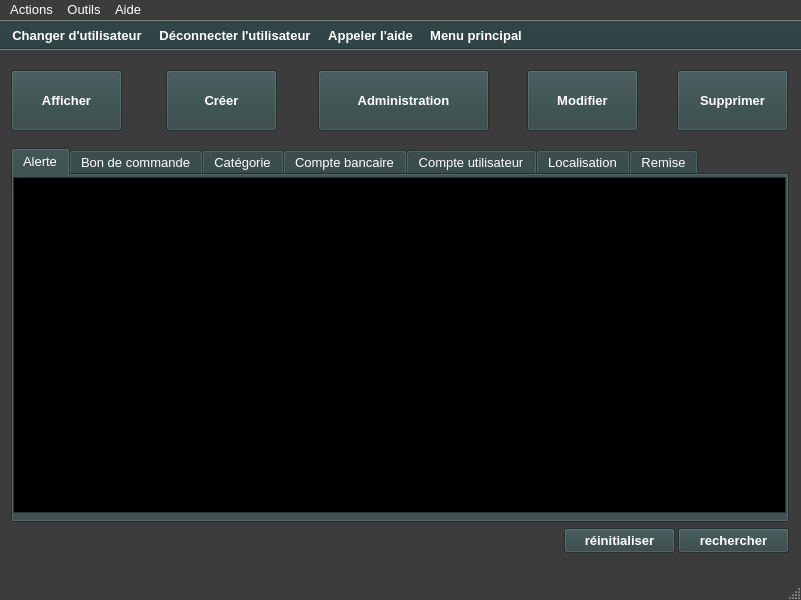
Qt form ui/yeroth-erp-admin-lister-window.ui (xnoumbissinoundou/yeroth-erp-3.0) before a commit.
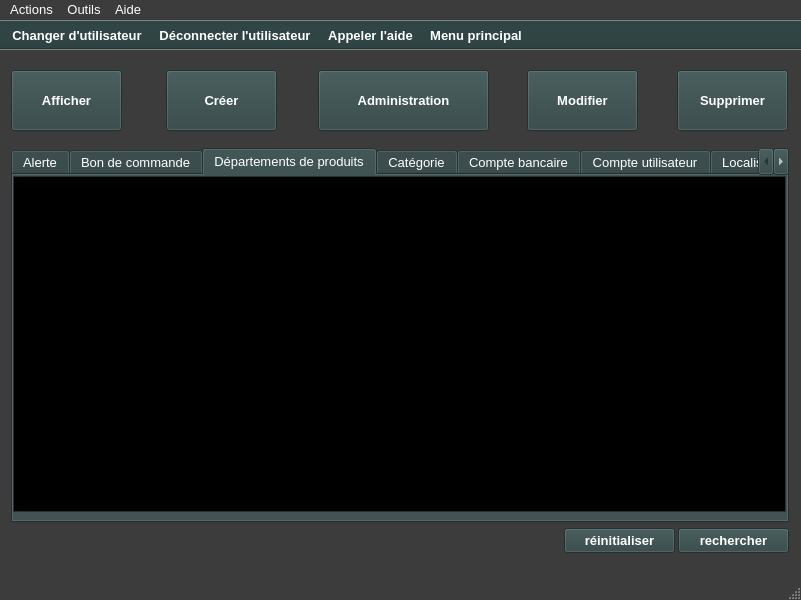
The same form after that commit. The open tabs and pages were chosen to show the change. Icons and pictures are not drawn. Custom widgets are drawn as their Qt base class.

```diff
--- a/ui/yeroth-erp-admin-lister-window.ui
+++ b/ui/yeroth-erp-admin-lister-window.ui
@@ -873,7 +873,7 @@
       <property name="geometry">
        <rect>
         <x>0</x>
-        <y>2</y>
+        <y>1</y>
         <width>773</width>
         <height>336</height>
        </rect>
@@ -1314,6 +1314,444 @@
       <string>Bon de commande</string>
      </attribute>
     </widget>
+    <widget class="QWidget" name="tab_3">
+     <attribute name="title">
+      <string>Départements de produits</string>
+     </attribute>
+     <widget class="YerothERPProductDepartmentTableView" name="tableView_lister_departements_produits">
+      <property name="geometry">
+       <rect>
+        <x>0</x>
+        <y>1</y>
+        <width>773</width>
+        <height>336</height>
+       </rect>
+      </property>
+      <property name="palette">
+       <palette>
+        <active>
+         <colorrole role="WindowText">
+          <brush brushstyle="SolidPattern">
+           <color alpha="255">
+            <red>255</red>
+            <green>255</green>
+            <blue>255</blue>
+           </color>
+          </brush>
+         </colorrole>
+         <colorrole role="Button">
+          <brush brushstyle="SolidPattern">
+           <color alpha="255">
+            <red>47</red>
+            <green>67</green>
+            <blue>67</blue>
+           </color>
+          </brush>
+         </colorrole>
+         <colorrole role="Light">
+          <brush brushstyle="SolidPattern">
+           <color alpha="255">
+            <red>70</red>
+            <green>100</green>
+            <blue>100</blue>
+           </color>
+          </brush>
+         </colorrole>
+         <colorrole role="Midlight">
+          <brush brushstyle="SolidPattern">
+           <color alpha="255">
+            <red>58</red>
+            <green>83</green>
+            <blue>83</blue>
+           </color>
+          </brush>
+         </colorrole>
+         <colorrole role="Dark">
+          <brush brushstyle="SolidPattern">
+           <color alpha="255">
+            <red>23</red>
+            <green>33</green>
+            <blue>33</blue>
+           </color>
+          </brush>
+         </colorrole>
+         <colorrole role="Mid">
+          <brush brushstyle="SolidPattern">
+           <color alpha="255">
+            <red>31</red>
+            <green>44</green>
+            <blue>44</blue>
+           </color>
+          </brush>
+         </colorrole>
+         <colorrole role="Text">
+          <brush brushstyle="SolidPattern">
+           <color alpha="255">
+            <red>255</red>
+            <green>255</green>
+            <blue>255</blue>
+           </color>
+          </brush>
+         </colorrole>
+         <colorrole role="BrightText">
+          <brush brushstyle="SolidPattern">
+           <color alpha="255">
+            <red>255</red>
+            <green>255</green>
+            <blue>255</blue>
+           </color>
+          </brush>
+         </colorrole>
+         <colorrole role="ButtonText">
+          <brush brushstyle="SolidPattern">
+           <color alpha="255">
+            <red>255</red>
+            <green>255</green>
+            <blue>255</blue>
+           </color>
+          </brush>
+         </colorrole>
+         <colorrole role="Base">
+          <brush brushstyle="SolidPattern">
+           <color alpha="255">
+            <red>0</red>
+            <green>0</green>
+            <blue>0</blue>
+           </color>
+          </brush>
+         </colorrole>
+         <colorrole role="Window">
+          <brush brushstyle="SolidPattern">
+           <color alpha="255">
+            <red>47</red>
+            <green>67</green>
+            <blue>67</blue>
+           </color>
+          </brush>
+         </colorrole>
+         <colorrole role="Shadow">
+          <brush brushstyle="SolidPattern">
+           <color alpha="255">
+            <red>0</red>
+            <green>0</green>
+            <blue>0</blue>
+           </color>
+          </brush>
+         </colorrole>
+         <colorrole role="AlternateBase">
+          <brush brushstyle="SolidPattern">
+           <color alpha="255">
+            <red>23</red>
+            <green>33</green>
+            <blue>33</blue>
+           </color>
+          </brush>
+         </colorrole>
+         <colorrole role="ToolTipBase">
+          <brush brushstyle="SolidPattern">
+           <color alpha="255">
+            <red>255</red>
+            <green>255</green>
+            <blue>220</blue>
+           </color>
+          </brush>
+         </colorrole>
+         <colorrole role="ToolTipText">
+          <brush brushstyle="SolidPattern">
+           <color alpha="255">
+            <red>0</red>
+            <green>0</green>
+            <blue>0</blue>
+           </color>
+          </brush>
+         </colorrole>
+        </active>
+        <inactive>
+         <colorrole role="WindowText">
+          <brush brushstyle="SolidPattern">
+           <color alpha="255">
+            <red>255</red>
+            <green>255</green>
+            <blue>255</blue>
+           </color>
+          </brush>
+         </colorrole>
+         <colorrole role="Button">
+          <brush brushstyle="SolidPattern">
+           <color alpha="255">
+            <red>47</red>
+            <green>67</green>
+            <blue>67</blue>
+           </color>
+          </brush>
+         </colorrole>
+         <colorrole role="Light">
+          <brush brushstyle="SolidPattern">
+           <color alpha="255">
+            <red>70</red>
+            <green>100</green>
+            <blue>100</blue>
+           </color>
+          </brush>
+         </colorrole>
+         <colorrole role="Midlight">
+          <brush brushstyle="SolidPattern">
+           <color alpha="255">
+            <red>58</red>
+            <green>83</green>
+            <blue>83</blue>
+           </color>
+          </brush>
+         </colorrole>
+         <colorrole role="Dark">
+          <brush brushstyle="SolidPattern">
+           <color alpha="255">
+            <red>23</red>
+            <green>33</green>
+            <blue>33</blue>
+           </color>
+          </brush>
+         </colorrole>
+         <colorrole role="Mid">
+          <brush brushstyle="SolidPattern">
+           <color alpha="255">
+            <red>31</red>
+            <green>44</green>
+            <blue>44</blue>
+           </color>
+          </brush>
+         </colorrole>
+         <colorrole role="Text">
+          <brush brushstyle="SolidPattern">
+           <color alpha="255">
+            <red>255</red>
+            <green>255</green>
+            <blue>255</blue>
+           </color>
+          </brush>
+         </colorrole>
+         <colorrole role="BrightText">
+          <brush brushstyle="SolidPattern">
+           <color alpha="255">
+            <red>255</red>
+            <green>255</green>
+            <blue>255</blue>
+           </color>
+          </brush>
+         </colorrole>
+         <colorrole role="ButtonText">
+          <brush brushstyle="SolidPattern">
+           <color alpha="255">
+            <red>255</red>
+            <green>255</green>
+            <blue>255</blue>
+           </color>
+          </brush>
+         </colorrole>
+         <colorrole role="Base">
+          <brush brushstyle="SolidPattern">
+           <color alpha="255">
+            <red>0</red>
+            <green>0</green>
+            <blue>0</blue>
+           </color>
+          </brush>
+         </colorrole>
+         <colorrole role="Window">
+          <brush brushstyle="SolidPattern">
+           <color alpha="255">
+            <red>47</red>
+            <green>67</green>
+            <blue>67</blue>
+           </color>
+          </brush>
+         </colorrole>
+         <colorrole role="Shadow">
+          <brush brushstyle="SolidPattern">
+           <color alpha="255">
+            <red>0</red>
+            <green>0</green>
+            <blue>0</blue>
+           </color>
+          </brush>
+         </colorrole>
+         <colorrole role="AlternateBase">
+          <brush brushstyle="SolidPattern">
+           <color alpha="255">
+            <red>23</red>
+            <green>33</green>
+            <blue>33</blue>
+           </color>
+          </brush>
+         </colorrole>
+         <colorrole role="ToolTipBase">
+          <brush brushstyle="SolidPattern">
+           <color alpha="255">
+            <red>255</red>
+            <green>255</green>
+            <blue>220</blue>
+           </color>
+          </brush>
+         </colorrole>
+         <colorrole role="ToolTipText">
+          <brush brushstyle="SolidPattern">
+           <color alpha="255">
+            <red>0</red>
+            <green>0</green>
+            <blue>0</blue>
+           </color>
+          </brush>
+         </colorrole>
+        </inactive>
+        <disabled>
+         <colorrole role="WindowText">
+          <brush brushstyle="SolidPattern">
+           <color alpha="255">
+            <red>23</red>
+            <green>33</green>
+            <blue>33</blue>
+           </color>
+          </brush>
+         </colorrole>
+         <colorrole role="Button">
+          <brush brushstyle="SolidPattern">
+           <color alpha="255">
+            <red>47</red>
+            <green>67</green>
+            <blue>67</blue>
+           </color>
+          </brush>
+         </colorrole>
+         <colorrole role="Light">
+          <brush brushstyle="SolidPattern">
+           <color alpha="255">
+            <red>70</red>
+            <green>100</green>
+            <blue>100</blue>
+           </color>
+          </brush>
+         </colorrole>
+         <colorrole role="Midlight">
+          <brush brushstyle="SolidPattern">
+           <color alpha="255">
+            <red>58</red>
+            <green>83</green>
+            <blue>83</blue>
+           </color>
+          </brush>
+         </colorrole>
+         <colorrole role="Dark">
+          <brush brushstyle="SolidPattern">
+           <color alpha="255">
+            <red>23</red>
+            <green>33</green>
+            <blue>33</blue>
+           </color>
+          </brush>
+         </colorrole>
+         <colorrole role="Mid">
+          <brush brushstyle="SolidPattern">
+           <color alpha="255">
+            <red>31</red>
+            <green>44</green>
+            <blue>44</blue>
+           </color>
+          </brush>
+         </colorrole>
+         <colorrole role="Text">
+          <brush brushstyle="SolidPattern">
+           <color alpha="255">
+            <red>23</red>
+            <green>33</green>
+            <blue>33</blue>
+           </color>
+          </brush>
+         </colorrole>
+         <colorrole role="BrightText">
+          <brush brushstyle="SolidPattern">
+           <color alpha="255">
+            <red>255</red>
+            <green>255</green>
+            <blue>255</blue>
+           </color>
+          </brush>
+         </colorrole>
+         <colorrole role="ButtonText">
+          <brush brushstyle="SolidPattern">
+           <color alpha="255">
+            <red>23</red>
+            <green>33</green>
+            <blue>33</blue>
+           </color>
+          </brush>
+         </colorrole>
+         <colorrole role="Base">
+          <brush brushstyle="SolidPattern">
+           <color alpha="255">
+            <red>47</red>
+            <green>67</green>
+            <blue>67</blue>
+           </color>
+          </brush>
+         </colorrole>
+         <colorrole role="Window">
+          <brush brushstyle="SolidPattern">
+           <color alpha="255">
+            <red>47</red>
+            <green>67</green>
+            <blue>67</blue>
+           </color>
+          </brush>
+         </colorrole>
+         <colorrole role="Shadow">
+          <brush brushstyle="SolidPattern">
+           <color alpha="255">
+            <red>0</red>
+            <green>0</green>
+            <blue>0</blue>
+           </color>
+          </brush>
+         </colorrole>
+         <colorrole role="AlternateBase">
+          <brush brushstyle="SolidPattern">
+           <color alpha="255">
+            <red>47</red>
+            <green>67</green>
+            <blue>67</blue>
+           </color>
+          </brush>
+         </colorrole>
+         <colorrole role="ToolTipBase">
+          <brush brushstyle="SolidPattern">
+           <color alpha="255">
+            <red>255</red>
+            <green>255</green>
+            <blue>220</blue>
+           </color>
+          </brush>
+         </colorrole>
+         <colorrole role="ToolTipText">
+          <brush brushstyle="SolidPattern">
+           <color alpha="255">
+            <red>0</red>
+            <green>0</green>
+            <blue>0</blue>
+           </color>
+          </brush>
+         </colorrole>
+        </disabled>
+       </palette>
+      </property>
+      <property name="font">
+       <font>
+        <pointsize>10</pointsize>
+       </font>
+      </property>
+      <property name="sortingEnabled">
+       <bool>true</bool>
+      </property>
+     </widget>
+    </widget>
     <widget class="QWidget" name="tab_categorie">
      <attribute name="title">
       <string>Catégorie</string>
@@ -8488,6 +8926,11 @@
    <extends>QTableView</extends>
    <header>src/admin/widgets/table-view/yeroth-erp-bank-account-table-view.hpp</header>
   </customwidget>
+  <customwidget>
+   <class>YerothERPProductDepartmentTableView</class>
+   <extends>QTableView</extends>
+   <header>src/admin/widgets/table-view/yeroth-erp-product-department-table-view.hpp</header>
+  </customwidget>
  </customwidgets>
  <tabstops>
   <tabstop>tableView_lister_alerte</tabstop>
```
Left out of the diff: 10 changed lines with no effect on the pictures.
